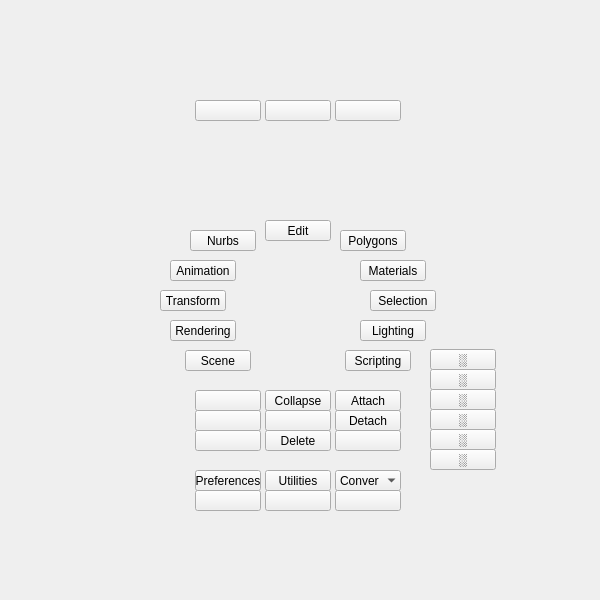
The window that ui/main.ui (m3trik/Scripts_portable) describes before a commit, drawn with Qt 5.
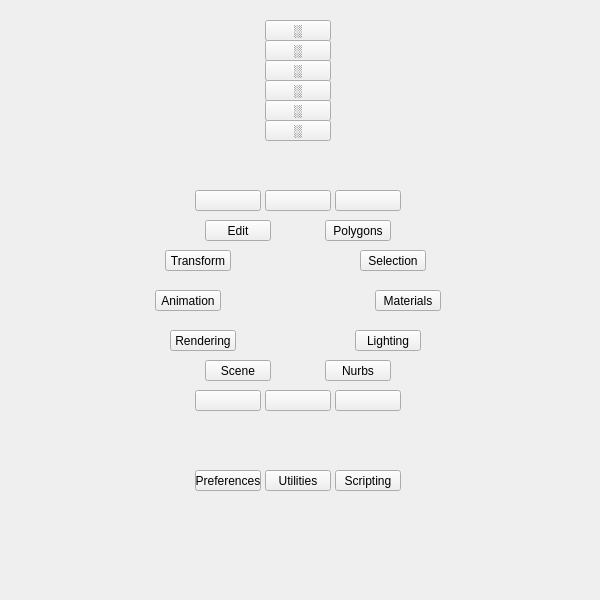
The same window after the commit. Custom widgets are drawn as their Qt base class.

```diff
--- a/ui/main.ui
+++ b/ui/main.ui
@@ -65,7 +65,7 @@
       <x>195</x>
       <y>390</y>
       <width>206</width>
-      <height>61</height>
+      <height>81</height>
      </rect>
     </property>
     <widget class="QPushButton" name="v019">
@@ -96,62 +96,6 @@
       <string/>
      </property>
     </widget>
-    <widget class="QPushButton" name="v004">
-     <property name="geometry">
-      <rect>
-       <x>70</x>
-       <y>40</y>
-       <width>66</width>
-       <height>21</height>
-      </rect>
-     </property>
-     <property name="minimumSize">
-      <size>
-       <width>0</width>
-       <height>21</height>
-      </size>
-     </property>
-     <property name="maximumSize">
-      <size>
-       <width>16777215</width>
-       <height>21</height>
-      </size>
-     </property>
-     <property name="toolTip">
-      <string>Delete</string>
-     </property>
-     <property name="text">
-      <string>Delete</string>
-     </property>
-    </widget>
-    <widget class="QPushButton" name="v008">
-     <property name="geometry">
-      <rect>
-       <x>140</x>
-       <y>20</y>
-       <width>66</width>
-       <height>21</height>
-      </rect>
-     </property>
-     <property name="minimumSize">
-      <size>
-       <width>0</width>
-       <height>21</height>
-      </size>
-     </property>
-     <property name="maximumSize">
-      <size>
-       <width>16777215</width>
-       <height>21</height>
-      </size>
-     </property>
-     <property name="toolTip">
-      <string/>
-     </property>
-     <property name="text">
-      <string>Detach</string>
-     </property>
-    </widget>
     <widget class="QPushButton" name="v009">
      <property name="geometry">
       <rect>
@@ -177,7 +121,7 @@
       <string/>
      </property>
      <property name="text">
-      <string>Attach</string>
+      <string/>
      </property>
     </widget>
     <widget class="QPushButton" name="v005">
@@ -205,118 +149,6 @@
       <string/>
      </property>
      <property name="text">
-      <string>Collapse</string>
-     </property>
-    </widget>
-    <widget class="QPushButton" name="v015">
-     <property name="geometry">
-      <rect>
-       <x>0</x>
-       <y>20</y>
-       <width>66</width>
-       <height>21</height>
-      </rect>
-     </property>
-     <property name="minimumSize">
-      <size>
-       <width>0</width>
-       <height>21</height>
-      </size>
-     </property>
-     <property name="maximumSize">
-      <size>
-       <width>16777215</width>
-       <height>21</height>
-      </size>
-     </property>
-     <property name="toolTip">
-      <string/>
-     </property>
-     <property name="text">
-      <string/>
-     </property>
-    </widget>
-    <widget class="QPushButton" name="v018">
-     <property name="geometry">
-      <rect>
-       <x>70</x>
-       <y>20</y>
-       <width>66</width>
-       <height>21</height>
-      </rect>
-     </property>
-     <property name="minimumSize">
-      <size>
-       <width>0</width>
-       <height>21</height>
-      </size>
-     </property>
-     <property name="maximumSize">
-      <size>
-       <width>16777215</width>
-       <height>21</height>
-      </size>
-     </property>
-     <property name="toolTip">
-      <string/>
-     </property>
-     <property name="text">
-      <string/>
-     </property>
-    </widget>
-    <widget class="QPushButton" name="v016">
-     <property name="geometry">
-      <rect>
-       <x>140</x>
-       <y>40</y>
-       <width>66</width>
-       <height>21</height>
-      </rect>
-     </property>
-     <property name="minimumSize">
-      <size>
-       <width>0</width>
-       <height>21</height>
-      </size>
-     </property>
-     <property name="maximumSize">
-      <size>
-       <width>16777215</width>
-       <height>21</height>
-      </size>
-     </property>
-     <property name="toolTip">
-      <string/>
-     </property>
-     <property name="text">
-      <string/>
-     </property>
-    </widget>
-    <widget class="QPushButton" name="v017">
-     <property name="geometry">
-      <rect>
-       <x>0</x>
-       <y>40</y>
-       <width>66</width>
-       <height>21</height>
-      </rect>
-     </property>
-     <property name="minimumSize">
-      <size>
-       <width>0</width>
-       <height>21</height>
-      </size>
-     </property>
-     <property name="maximumSize">
-      <size>
-       <width>16777215</width>
-       <height>21</height>
-      </size>
-     </property>
-     <property name="toolTip">
-      <string/>
-     </property>
-     <property name="text">
       <string/>
      </property>
     </widget>
@@ -330,125 +162,11 @@
       <height>141</height>
      </rect>
     </property>
-    <widget class="QPushButton" name="v030">
-     <property name="geometry">
-      <rect>
-       <x>0</x>
-       <y>100</y>
-       <width>66</width>
-       <height>21</height>
-      </rect>
-     </property>
-     <property name="minimumSize">
-      <size>
-       <width>0</width>
-       <height>21</height>
-      </size>
-     </property>
-     <property name="maximumSize">
-      <size>
-       <width>16777215</width>
-       <height>21</height>
-      </size>
-     </property>
-     <property name="toolTip">
-      <string/>
-     </property>
-     <property name="text">
-      <string/>
-     </property>
-    </widget>
-    <widget class="QPushButton" name="v031">
-     <property name="geometry">
-      <rect>
-       <x>70</x>
-       <y>100</y>
-       <width>66</width>
-       <height>21</height>
-      </rect>
-     </property>
-     <property name="minimumSize">
-      <size>
-       <width>0</width>
-       <height>21</height>
-      </size>
-     </property>
-     <property name="maximumSize">
-      <size>
-       <width>16777215</width>
-       <height>21</height>
-      </size>
-     </property>
-     <property name="toolTip">
-      <string/>
-     </property>
-     <property name="text">
-      <string/>
-     </property>
-    </widget>
-    <widget class="QPushButton" name="v032">
-     <property name="geometry">
-      <rect>
-       <x>140</x>
-       <y>100</y>
-       <width>66</width>
-       <height>21</height>
-      </rect>
-     </property>
-     <property name="minimumSize">
-      <size>
-       <width>0</width>
-       <height>21</height>
-      </size>
-     </property>
-     <property name="maximumSize">
-      <size>
-       <width>16777215</width>
-       <height>21</height>
-      </size>
-     </property>
-     <property name="whatsThis">
-      <string>fx</string>
-     </property>
-     <property name="text">
-      <string/>
-     </property>
-    </widget>
-   </widget>
-   <widget class="QWidget" name="r004" native="true">
-    <property name="geometry">
-     <rect>
-      <x>0</x>
-      <y>30</y>
-      <width>196</width>
-      <height>231</height>
-     </rect>
-    </property>
-   </widget>
-   <widget class="QWidget" name="r006" native="true">
-    <property name="geometry">
-     <rect>
-      <x>0</x>
-      <y>350</y>
-      <width>196</width>
-      <height>241</height>
-     </rect>
-    </property>
-   </widget>
-   <widget class="QWidget" name="r007" native="true">
-    <property name="geometry">
-     <rect>
-      <x>400</x>
-      <y>349</y>
-      <width>201</width>
-      <height>241</height>
-     </rect>
-    </property>
     <widget class="QPushButton" name="v024">
      <property name="geometry">
       <rect>
-       <x>30</x>
-       <y>100</y>
+       <x>70</x>
+       <y>120</y>
        <width>66</width>
        <height>21</height>
       </rect>
@@ -472,10 +190,10 @@
       <string>░</string>
      </property>
     </widget>
-    <widget class="QPushButton" name="v025">
+    <widget class="QPushButton" name="v026">
      <property name="geometry">
       <rect>
-       <x>30</x>
+       <x>70</x>
        <y>80</y>
        <width>66</width>
        <height>21</height>
@@ -503,8 +221,8 @@
     <widget class="QPushButton" name="v029">
      <property name="geometry">
       <rect>
-       <x>30</x>
-       <y>0</y>
+       <x>70</x>
+       <y>20</y>
        <width>66</width>
        <height>21</height>
       </rect>
@@ -531,8 +249,36 @@
     <widget class="QPushButton" name="v028">
      <property name="geometry">
       <rect>
-       <x>30</x>
-       <y>20</y>
+       <x>70</x>
+       <y>40</y>
+       <width>66</width>
+       <height>21</height>
+      </rect>
+     </property>
+     <property name="minimumSize">
+      <size>
+       <width>0</width>
+       <height>21</height>
+      </size>
+     </property>
+     <property name="maximumSize">
+      <size>
+       <width>16777215</width>
+       <height>21</height>
+      </size>
+     </property>
+     <property name="toolTip">
+      <string>Recent Command</string>
+     </property>
+     <property name="text">
+      <string>░</string>
+     </property>
+    </widget>
+    <widget class="QPushButton" name="v025">
+     <property name="geometry">
+      <rect>
+       <x>70</x>
+       <y>100</y>
        <width>66</width>
        <height>21</height>
       </rect>
@@ -559,35 +305,7 @@
     <widget class="QPushButton" name="v027">
      <property name="geometry">
       <rect>
-       <x>30</x>
-       <y>40</y>
-       <width>66</width>
-       <height>21</height>
-      </rect>
-     </property>
-     <property name="minimumSize">
-      <size>
-       <width>0</width>
-       <height>21</height>
-      </size>
-     </property>
-     <property name="maximumSize">
-      <size>
-       <width>16777215</width>
-       <height>21</height>
-      </size>
-     </property>
-     <property name="toolTip">
-      <string>Recent Command</string>
-     </property>
-     <property name="text">
-      <string>░</string>
-     </property>
-    </widget>
-    <widget class="QPushButton" name="v026">
-     <property name="geometry">
-      <rect>
-       <x>30</x>
+       <x>70</x>
        <y>60</y>
        <width>66</width>
        <height>21</height>
@@ -613,29 +331,6 @@
      </property>
     </widget>
    </widget>
-   <widget class="QWidget" name="r002" native="true">
-    <property name="geometry">
-     <rect>
-      <x>0</x>
-      <y>260</y>
-      <width>171</width>
-      <height>81</height>
-     </rect>
-    </property>
-    <property name="layoutDirection">
-     <enum>Qt::RightToLeft</enum>
-    </property>
-   </widget>
-   <widget class="QWidget" name="r003" native="true">
-    <property name="geometry">
-     <rect>
-      <x>425</x>
-      <y>260</y>
-      <width>176</width>
-      <height>81</height>
-     </rect>
-    </property>
-   </widget>
    <widget class="QWidget" name="r000" native="true">
     <property name="geometry">
      <rect>
@@ -645,31 +340,105 @@
       <height>61</height>
      </rect>
     </property>
-   </widget>
-   <widget class="QWidget" name="r008" native="true">
-    <property name="geometry">
-     <rect>
-      <x>400</x>
-      <y>30</y>
-      <width>201</width>
-      <height>231</height>
-     </rect>
-    </property>
+    <widget class="QPushButton" name="v009_2">
+     <property name="geometry">
+      <rect>
+       <x>140</x>
+       <y>40</y>
+       <width>66</width>
+       <height>21</height>
+      </rect>
+     </property>
+     <property name="minimumSize">
+      <size>
+       <width>0</width>
+       <height>21</height>
+      </size>
+     </property>
+     <property name="maximumSize">
+      <size>
+       <width>16777215</width>
+       <height>21</height>
+      </size>
+     </property>
+     <property name="toolTip">
+      <string/>
+     </property>
+     <property name="text">
+      <string/>
+     </property>
+    </widget>
+    <widget class="QPushButton" name="v019_2">
+     <property name="geometry">
+      <rect>
+       <x>0</x>
+       <y>40</y>
+       <width>66</width>
+       <height>21</height>
+      </rect>
+     </property>
+     <property name="minimumSize">
+      <size>
+       <width>0</width>
+       <height>21</height>
+      </size>
+     </property>
+     <property name="maximumSize">
+      <size>
+       <width>16777215</width>
+       <height>21</height>
+      </size>
+     </property>
+     <property name="toolTip">
+      <string/>
+     </property>
+     <property name="text">
+      <string/>
+     </property>
+    </widget>
+    <widget class="QPushButton" name="v005_2">
+     <property name="geometry">
+      <rect>
+       <x>70</x>
+       <y>40</y>
+       <width>66</width>
+       <height>21</height>
+      </rect>
+     </property>
+     <property name="minimumSize">
+      <size>
+       <width>0</width>
+       <height>21</height>
+      </size>
+     </property>
+     <property name="maximumSize">
+      <size>
+       <width>16777215</width>
+       <height>21</height>
+      </size>
+     </property>
+     <property name="toolTip">
+      <string/>
+     </property>
+     <property name="text">
+      <string/>
+     </property>
+    </widget>
    </widget>
    <widget class="QWidget" name="r009" native="true">
     <property name="geometry">
      <rect>
       <x>195</x>
-      <y>450</y>
+      <y>470</y>
       <width>206</width>
-      <height>151</height>
+      <height>131</height>
      </rect>
     </property>
     <widget class="QPushButton" name="i022">
      <property name="geometry">
       <rect>
        <x>0</x>
-       <y>20</y>
+       <y>0</y>
        <width>66</width>
        <height>21</height>
       </rect>
@@ -700,7 +469,7 @@
      <property name="geometry">
       <rect>
        <x>70</x>
-       <y>20</y>
+       <y>0</y>
        <width>66</width>
        <height>21</height>
       </rect>
@@ -727,53 +496,17 @@
       <string>Utilities</string>
      </property>
     </widget>
-    <widget class="QComboBox_Popup" name="cmb001">
+    <widget class="QPushButton" name="i023">
      <property name="geometry">
       <rect>
        <x>140</x>
-       <y>20</y>
+       <y>0</y>
        <width>66</width>
        <height>21</height>
       </rect>
      </property>
      <property name="minimumSize">
       <size>
-       <width>66</width>
-       <height>21</height>
-      </size>
-     </property>
-     <property name="maximumSize">
-      <size>
-       <width>66</width>
-       <height>21</height>
-      </size>
-     </property>
-     <property name="maxVisibleItems">
-      <number>50</number>
-     </property>
-     <property name="sizeAdjustPolicy">
-      <enum>QComboBox::AdjustToContentsOnFirstShow</enum>
-     </property>
-     <property name="frame">
-      <bool>false</bool>
-     </property>
-     <item>
-      <property name="text">
-       <string>Convert To</string>
-      </property>
-     </item>
-    </widget>
-    <widget class="QPushButton" name="v021">
-     <property name="geometry">
-      <rect>
-       <x>70</x>
-       <y>40</y>
-       <width>66</width>
-       <height>21</height>
-      </rect>
-     </property>
-     <property name="minimumSize">
-      <size>
        <width>0</width>
        <height>21</height>
       </size>
@@ -784,81 +517,28 @@
        <height>21</height>
       </size>
      </property>
-     <property name="toolTip">
-      <string/>
+     <property name="whatsThis">
+      <string>scripting</string>
      </property>
-    </widget>
-    <widget class="QPushButton" name="v013">
-     <property name="geometry">
-      <rect>
-       <x>140</x>
-       <y>40</y>
-       <width>66</width>
-       <height>21</height>
-      </rect>
-     </property>
-     <property name="minimumSize">
-      <size>
-       <width>0</width>
-       <height>21</height>
-      </size>
-     </property>
-     <property name="maximumSize">
-      <size>
-       <width>16777215</width>
-       <height>21</height>
-      </size>
-     </property>
-     <property name="toolTip">
-      <string/>
-     </property>
      <property name="text">
-      <string/>
-     </property>
-    </widget>
-    <widget class="QPushButton" name="v013_2">
-     <property name="geometry">
-      <rect>
-       <x>0</x>
-       <y>40</y>
-       <width>66</width>
-       <height>21</height>
-      </rect>
-     </property>
-     <property name="minimumSize">
-      <size>
-       <width>0</width>
-       <height>21</height>
-      </size>
-     </property>
-     <property name="maximumSize">
-      <size>
-       <width>16777215</width>
-       <height>21</height>
-      </size>
-     </property>
-     <property name="toolTip">
-      <string/>
-     </property>
-     <property name="text">
-      <string/>
+      <string>Scripting</string>
      </property>
     </widget>
    </widget>
    <widget class="QWidget" name="widget" native="true">
     <property name="geometry">
      <rect>
-      <x>160</x>
+      <x>155</x>
       <y>220</y>
-      <width>276</width>
+      <width>286</width>
       <height>161</height>
      </rect>
     </property>
     <widget class="QPushButton" name="i010">
      <property name="geometry">
       <rect>
-       <x>180</x>
-       <y>10</y>
+       <x>170</x>
+       <y>0</y>
        <width>66</width>
        <height>21</height>
       </rect>
@@ -885,8 +565,8 @@
     <widget class="QPushButton" name="i012">
      <property name="geometry">
       <rect>
-       <x>200</x>
-       <y>40</y>
+       <x>220</x>
+       <y>70</y>
        <width>66</width>
        <height>21</height>
       </rect>
@@ -913,8 +593,8 @@
     <widget class="QPushButton" name="i013">
      <property name="geometry">
       <rect>
-       <x>10</x>
-       <y>40</y>
+       <x>0</x>
+       <y>70</y>
        <width>66</width>
        <height>21</height>
       </rect>
@@ -941,8 +621,8 @@
     <widget class="QPushButton" name="i009">
      <property name="geometry">
       <rect>
-       <x>210</x>
-       <y>70</y>
+       <x>205</x>
+       <y>30</y>
        <width>66</width>
        <height>21</height>
       </rect>
@@ -969,8 +649,8 @@
     <widget class="QPushButton" name="i008">
      <property name="geometry">
       <rect>
-       <x>0</x>
-       <y>70</y>
+       <x>10</x>
+       <y>30</y>
        <width>66</width>
        <height>21</height>
       </rect>
@@ -997,7 +677,7 @@
     <widget class="QPushButton" name="i007">
      <property name="geometry">
       <rect>
-       <x>105</x>
+       <x>50</x>
        <y>0</y>
        <width>66</width>
        <height>21</height>
@@ -1025,8 +705,8 @@
     <widget class="QPushButton" name="i011">
      <property name="geometry">
       <rect>
-       <x>30</x>
-       <y>10</y>
+       <x>170</x>
+       <y>140</y>
        <width>66</width>
        <height>21</height>
       </rect>
@@ -1054,7 +734,7 @@
      <property name="geometry">
       <rect>
        <x>200</x>
-       <y>100</y>
+       <y>110</y>
        <width>66</width>
        <height>21</height>
       </rect>
@@ -1081,8 +761,8 @@
     <widget class="QPushButton" name="i015">
      <property name="geometry">
       <rect>
-       <x>10</x>
-       <y>100</y>
+       <x>15</x>
+       <y>110</y>
        <width>66</width>
        <height>21</height>
       </rect>
@@ -1106,39 +786,11 @@
       <string>Rendering</string>
      </property>
     </widget>
-    <widget class="QPushButton" name="i023">
-     <property name="geometry">
-      <rect>
-       <x>185</x>
-       <y>130</y>
-       <width>66</width>
-       <height>21</height>
-      </rect>
-     </property>
-     <property name="minimumSize">
-      <size>
-       <width>0</width>
-       <height>21</height>
-      </size>
-     </property>
-     <property name="maximumSize">
-      <size>
-       <width>16777215</width>
-       <height>21</height>
-      </size>
-     </property>
-     <property name="whatsThis">
-      <string>scripting</string>
-     </property>
-     <property name="text">
-      <string>Scripting</string>
-     </property>
-    </widget>
     <widget class="QPushButton" name="i003">
      <property name="geometry">
       <rect>
-       <x>25</x>
-       <y>130</y>
+       <x>50</x>
+       <y>140</y>
        <width>66</width>
        <height>21</height>
       </rect>
@@ -1163,42 +815,13 @@
      </property>
     </widget>
    </widget>
-   <widget class="QStackedWidget" name="stackedWidget">
-    <property name="geometry">
-     <rect>
-      <x>0</x>
-      <y>0</y>
-      <width>596</width>
-      <height>601</height>
-     </rect>
-    </property>
-    <property name="currentIndex">
-     <number>1</number>
-    </property>
-    <widget class="QWidget" name="page_5"/>
-    <widget class="QWidget" name="page_6"/>
-   </widget>
-   <zorder>stackedWidget</zorder>
    <zorder>widget</zorder>
    <zorder>r000</zorder>
-   <zorder>r006</zorder>
-   <zorder>r007</zorder>
-   <zorder>r004</zorder>
    <zorder>r005</zorder>
-   <zorder>r003</zorder>
    <zorder>r001</zorder>
-   <zorder>r002</zorder>
-   <zorder>r008</zorder>
    <zorder>r009</zorder>
   </widget>
  </widget>
- <customwidgets>
-  <customwidget>
-   <class>QComboBox_Popup</class>
-   <extends>QComboBox</extends>
-   <header>widgets.qcombobox_popup.h</header>
-  </customwidget>
- </customwidgets>
  <resources/>
  <connections/>
  <designerdata>
```
